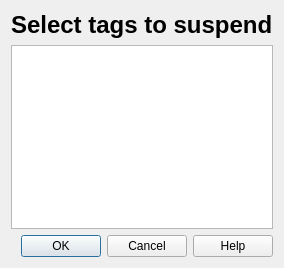
This is designer/activetags.ui in ludiosarchive/anki as Qt 5 draws it before an edit. The edited form follows.
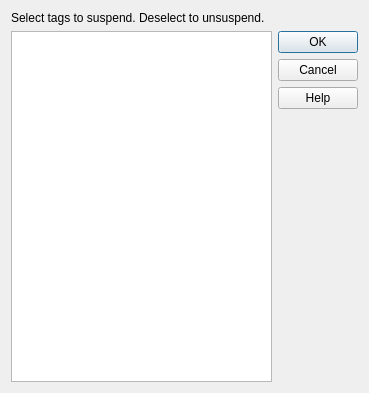
This is the edited form.

Diff of the .ui file:
```diff
--- a/designer/activetags.ui
+++ b/designer/activetags.ui
@@ -5,8 +5,8 @@
    <rect>
     <x>0</x>
     <y>0</y>
-    <width>248</width>
-    <height>268</height>
+    <width>369</width>
+    <height>393</height>
    </rect>
   </property>
   <property name="windowTitle" >
@@ -16,10 +16,12 @@
    <item>
     <widget class="QLabel" name="label" >
      <property name="text" >
-      <string>&lt;h1>Select tags to suspend&lt;/h1></string>
+      <string>Select tags to suspend. Deselect to unsuspend.</string>
      </property>
     </widget>
    </item>
+   <item>
+    <layout class="QHBoxLayout" name="horizontalLayout_2" >
    <item>
     <widget class="QListWidget" name="list" >
      <property name="selectionMode" >
@@ -30,12 +32,14 @@
    <item>
     <widget class="QDialogButtonBox" name="buttonBox" >
      <property name="orientation" >
-      <enum>Qt::Horizontal</enum>
+        <enum>Qt::Vertical</enum>
      </property>
      <property name="standardButtons" >
       <set>QDialogButtonBox::Cancel|QDialogButtonBox::Help|QDialogButtonBox::Ok</set>
      </property>
     </widget>
+     </item>
+    </layout>
    </item>
   </layout>
  </widget>
```
Lines whose indentation alone changed are shown as unchanged.
